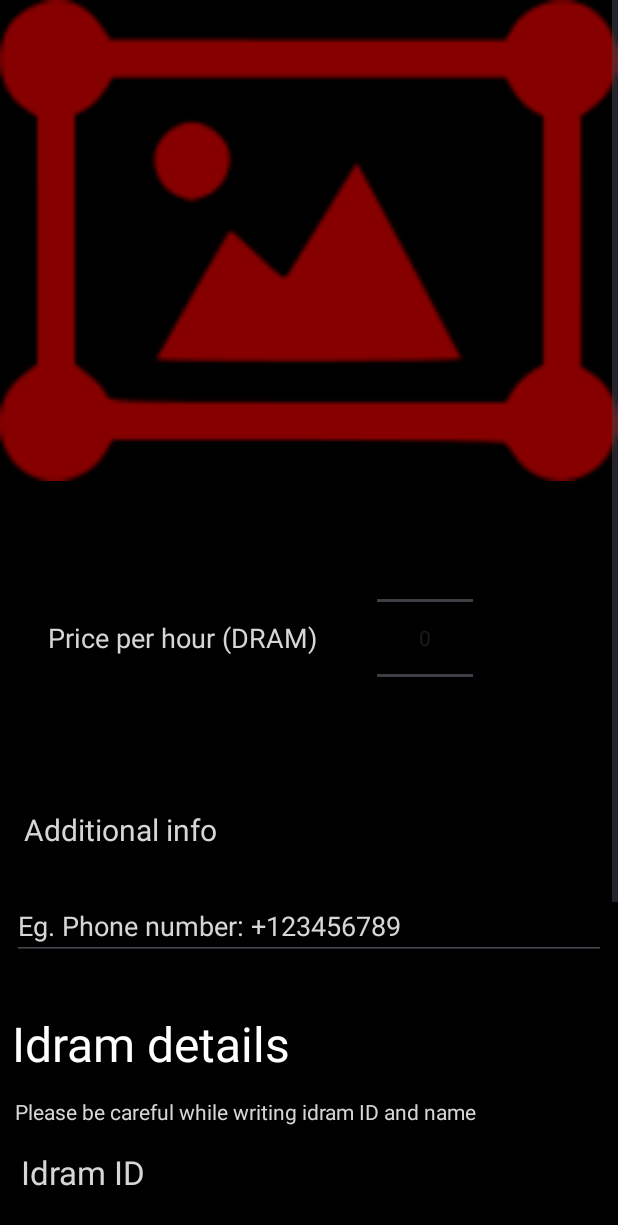
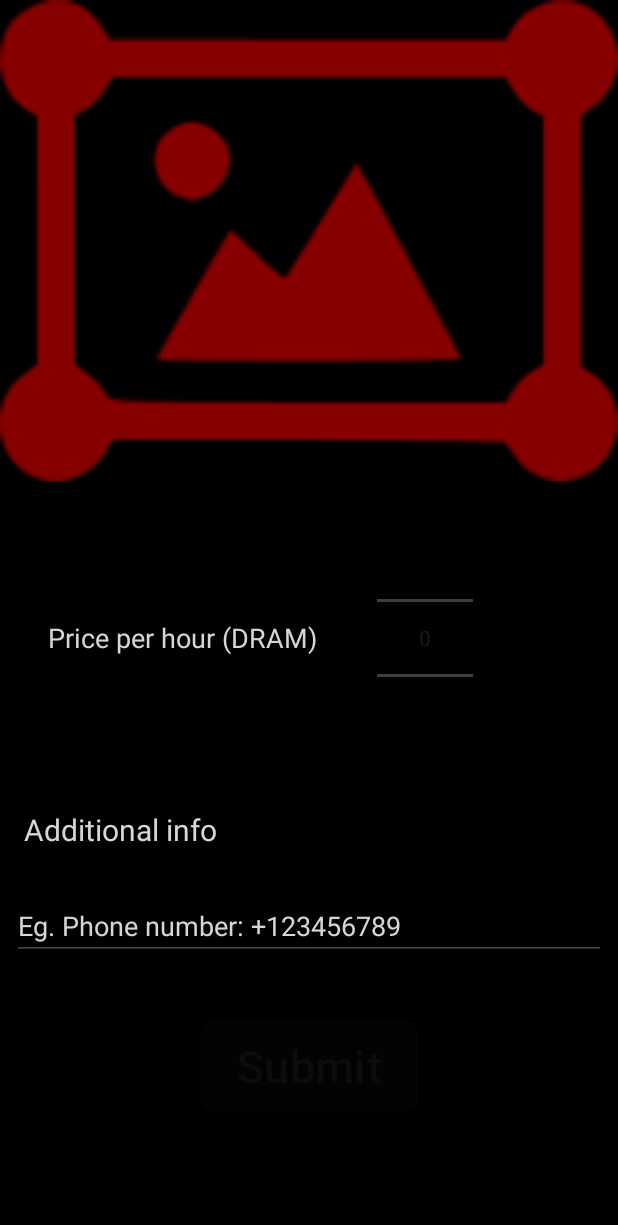
Before and after one commit to Gor397/TransformingParking, an Android app: the layout set_parking_details.xml on its own in the app's theme, with its tools: preview values and no code run, on a phone screen of 412 x 824 dp. Shown: the top 1225 px of the screen. Run offline under Robolectric (Android 15) with nearby library versions, the phone set to English and light mode, and no system bars.

Commit message:
removed 'idram details' from xml

```diff
--- a/app/src/main/res/layout/set_parking_details.xml
+++ b/app/src/main/res/layout/set_parking_details.xml
@@ -75,7 +75,7 @@
 
 
             <Button
-                android:id="@+id/submit"
+                android:id="@+id/saveBtn"
                 android:layout_width="wrap_content"
                 android:layout_height="wrap_content"
                 android:layout_marginTop="40dp"
@@ -87,104 +87,8 @@
                 app:layout_constraintBottom_toBottomOf="parent"
                 app:layout_constraintEnd_toEndOf="parent"
                 app:layout_constraintStart_toStartOf="parent"
-                app:layout_constraintTop_toBottomOf="@+id/textViewIdramNameErrMsg"
+                app:layout_constraintTop_toBottomOf="@+id/additional_info"
                 app:layout_constraintVertical_bias="0.0" />
-
-            <TextView
-                android:id="@+id/textViewBankCardDetails"
-                android:layout_width="wrap_content"
-                android:layout_height="wrap_content"
-                android:layout_marginStart="8dp"
-                android:layout_marginTop="34dp"
-                android:textColor="@color/white"
-                android:text="@string/idram_details"
-                android:textSize="32sp"
-                app:layout_constraintStart_toStartOf="parent"
-                app:layout_constraintTop_toBottomOf="@+id/additional_info" />
-
-            <TextView
-                android:id="@+id/textViewIdramId"
-                android:layout_width="wrap_content"
-                android:layout_height="wrap_content"
-                android:layout_marginStart="14dp"
-                android:layout_marginTop="16dp"
-                android:text="@string/idram_id"
-                android:textColor="@color/quantum_grey300"
-                android:textSize="22sp"
-                app:layout_constraintStart_toStartOf="parent"
-                app:layout_constraintTop_toBottomOf="@+id/textViewWarning" />
-
-            <EditText
-                android:id="@+id/editTextNumberIdramId"
-                android:layout_width="wrap_content"
-                android:layout_height="wrap_content"
-                android:layout_marginTop="14dp"
-                android:ems="9"
-                android:hint="@string/_123456789"
-                android:textColorHint="@color/quantum_grey600"
-                android:textColor="@color/quantum_grey300"
-                android:maxLength="9"
-                android:inputType="number"
-                app:layout_constraintStart_toStartOf="@+id/textViewIdramId"
-                app:layout_constraintTop_toBottomOf="@+id/textViewIdramId" />
-
-            <TextView
-                android:id="@+id/textViewName"
-                android:layout_width="wrap_content"
-                android:layout_height="wrap_content"
-                android:layout_marginStart="14dp"
-                android:layout_marginTop="14dp"
-                android:text="@string/name"
-                android:textColor="@color/quantum_grey300"
-                android:textSize="22sp"
-                app:layout_constraintStart_toStartOf="parent"
-                app:layout_constraintTop_toBottomOf="@+id/textViewIdramIDErrMsg" />
-
-            <EditText
-                android:id="@+id/editTextIDramName"
-                android:layout_width="wrap_content"
-                android:layout_height="wrap_content"
-                android:layout_marginTop="14dp"
-                android:ems="15"
-                android:hint="@string/name_lastname"
-                android:textColorHint="@color/quantum_grey600"
-                android:textColor="@color/quantum_grey300"
-                android:inputType="text"
-                app:layout_constraintStart_toStartOf="@+id/textViewName"
-                app:layout_constraintTop_toBottomOf="@+id/textViewName" />
-
-            <TextView
-                android:id="@+id/textViewWarning"
-                android:layout_width="wrap_content"
-                android:layout_height="wrap_content"
-                android:layout_marginStart="10dp"
-                android:layout_marginTop="14dp"
-                android:textColor="@color/quantum_yellowA100"
-                android:text="@string/please_be_careful_while_writing_idram_id_and_name"
-                app:layout_constraintStart_toStartOf="parent"
-                app:layout_constraintTop_toBottomOf="@+id/textViewBankCardDetails" />
-
-            <TextView
-                android:id="@+id/textViewIdramIDErrMsg"
-                android:layout_width="wrap_content"
-                android:layout_height="wrap_content"
-                android:layout_marginTop="12dp"
-                android:text="@string/write_your_9_digit_id"
-                android:visibility="gone"
-                android:textColor="@color/quantum_googred"
-                app:layout_constraintStart_toStartOf="@+id/editTextNumberIdramId"
-                app:layout_constraintTop_toBottomOf="@+id/editTextNumberIdramId" />
-
-            <TextView
-                android:id="@+id/textViewIdramNameErrMsg"
-                android:layout_width="wrap_content"
-                android:layout_height="wrap_content"
-                android:layout_marginTop="12dp"
-                android:textColor="@color/quantum_googred"
-                android:text="@string/write_your_name_as_it_is_written_in_your_idram_account"
-                android:visibility="gone"
-                app:layout_constraintStart_toStartOf="@+id/editTextIDramName"
-                app:layout_constraintTop_toBottomOf="@+id/editTextIDramName" />
 
         </androidx.constraintlayout.widget.ConstraintLayout>
     </ScrollView>
```
